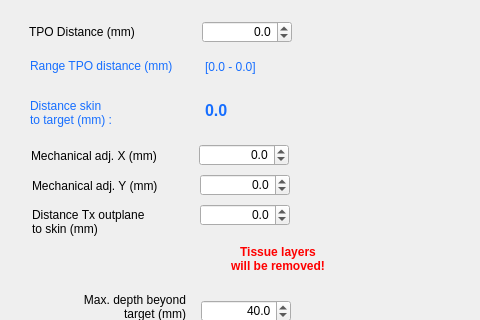
Before: the Qt Designer form BabelBrain/Babel_CTX500/form.ui in ProteusMRIgHIFU/BabelBrain, drawn with Qt 5; both pictures show x 0 to 480 and y 0 to 320 of the 1251 by 471 pixel window.
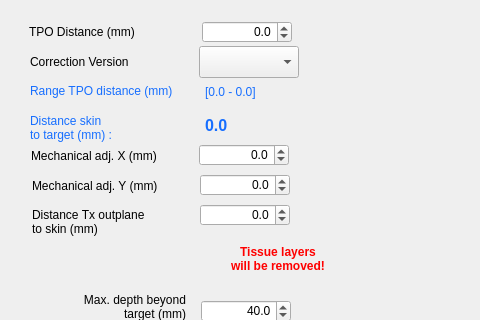
After: the same form once the commit is applied.

Commit message: move correction to default yaml files and selection in GUI

The edit to the form file:
```diff
--- a/BabelBrain/Babel_CTX500/form.ui
+++ b/BabelBrain/Babel_CTX500/form.ui
@@ -74,7 +74,7 @@
    <property name="geometry">
     <rect>
      <x>205</x>
-     <y>95</y>
+     <y>110</y>
      <width>76</width>
      <height>31</height>
     </rect>
@@ -99,7 +99,7 @@
    <property name="geometry">
     <rect>
      <x>30</x>
-     <y>97</y>
+     <y>112</y>
      <width>150</width>
      <height>31</height>
     </rect>
@@ -119,7 +119,7 @@
    <property name="geometry">
     <rect>
      <x>30</x>
-     <y>50</y>
+     <y>75</y>
      <width>159</width>
      <height>31</height>
     </rect>
@@ -138,7 +138,7 @@
    <property name="geometry">
     <rect>
      <x>205</x>
-     <y>55</y>
+     <y>80</y>
      <width>88</width>
      <height>23</height>
     </rect>
@@ -422,6 +422,29 @@
     <string>Calculate Mechanical Adjustments</string>
    </property>
   </widget>
+  <widget class="QLabel" name="label_26">
+   <property name="geometry">
+    <rect>
+     <x>30</x>
+     <y>52</y>
+     <width>143</width>
+     <height>20</height>
+    </rect>
+   </property>
+   <property name="text">
+    <string>Correction Version</string>
+   </property>
+  </widget>
+  <widget class="QComboBox" name="CorrectioncomboBox">
+   <property name="geometry">
+    <rect>
+     <x>199</x>
+     <y>46</y>
+     <width>100</width>
+     <height>32</height>
+    </rect>
+   </property>
+  </widget>
  </widget>
  <tabstops>
   <tabstop>TPODistanceSpinBox</tabstop>
```
Left out of the diff: 3 changed lines with no effect on the pictures. The commit also changes 6 other files.
